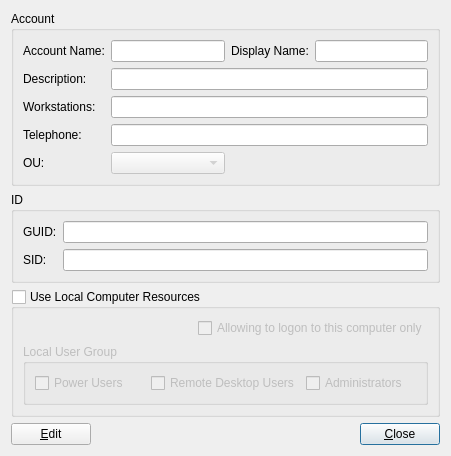
Above: src/usermanager/aduserinfo/aduserinfowidget.ui from ihehui/plugins before the change. Below: the same form after it.
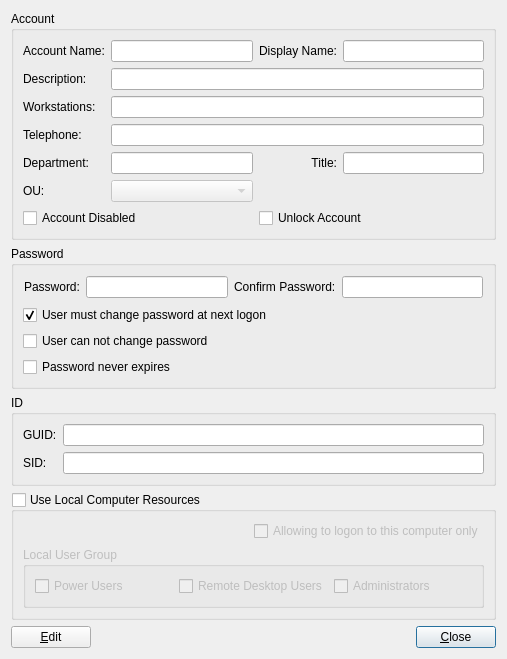
That is the form after the change.

Commit message: Update AD User Manager

Diff of the .ui file:
```diff
--- a/src/usermanager/aduserinfo/aduserinfowidget.ui
+++ b/src/usermanager/aduserinfo/aduserinfowidget.ui
@@ -6,8 +6,8 @@
    <rect>
     <x>0</x>
     <y>0</y>
-    <width>451</width>
-    <height>401</height>
+    <width>507</width>
+    <height>575</height>
    </rect>
   </property>
   <property name="windowTitle">
@@ -20,6 +20,13 @@
       <string>Account</string>
      </property>
      <layout class="QGridLayout" name="gridLayout">
+      <item row="6" column="2" colspan="2">
+       <widget class="QCheckBox" name="checkBoxUnlockAccount">
+        <property name="text">
+         <string>Unlock Account</string>
+        </property>
+       </widget>
+      </item>
       <item row="0" column="0">
        <widget class="QLabel" name="labelSAMAccountName">
         <property name="text">
@@ -42,6 +49,9 @@
         <property name="text">
          <string>Display Name:</string>
         </property>
+        <property name="alignment">
+         <set>Qt::AlignRight|Qt::AlignTrailing|Qt::AlignVCenter</set>
+        </property>
        </widget>
       </item>
       <item row="0" column="3">
@@ -105,24 +115,68 @@
         </property>
        </widget>
       </item>
-      <item row="4" column="0">
+      <item row="5" column="0">
        <widget class="QLabel" name="labelOU">
         <property name="text">
          <string>OU:</string>
         </property>
        </widget>
       </item>
-      <item row="4" column="1">
+      <item row="5" column="1">
        <widget class="QComboBox" name="comboBoxOU">
         <property name="enabled">
          <bool>false</bool>
         </property>
        </widget>
       </item>
+      <item row="6" column="0" colspan="2">
+       <widget class="QCheckBox" name="checkBoxAccountDisabled">
+        <property name="text">
+         <string>Account Disabled</string>
+        </property>
+       </widget>
+      </item>
+      <item row="4" column="0">
+       <widget class="QLabel" name="labelDepartment">
+        <property name="text">
+         <string>Department:</string>
+        </property>
+       </widget>
+      </item>
+      <item row="4" column="1">
+       <widget class="QLineEdit" name="lineEditDepartment">
+        <property name="toolTip">
+         <string>Department</string>
+        </property>
+        <property name="readOnly">
+         <bool>true</bool>
+        </property>
+       </widget>
+      </item>
+      <item row="4" column="2">
+       <widget class="QLabel" name="labelTitle">
+        <property name="text">
+         <string>Title:</string>
+        </property>
+        <property name="alignment">
+         <set>Qt::AlignRight|Qt::AlignTrailing|Qt::AlignVCenter</set>
+        </property>
+       </widget>
+      </item>
+      <item row="4" column="3">
+       <widget class="QLineEdit" name="lineEditTitle">
+        <property name="toolTip">
+         <string>Title</string>
+        </property>
+        <property name="readOnly">
+         <bool>true</bool>
+        </property>
+       </widget>
+      </item>
      </layout>
     </widget>
    </item>
-   <item row="1" column="0">
+   <item row="2" column="0">
     <widget class="QGroupBox" name="groupBoxID">
      <property name="title">
       <string>ID</string>
@@ -165,7 +219,7 @@
      </layout>
     </widget>
    </item>
-   <item row="2" column="0">
+   <item row="3" column="0">
     <widget class="QGroupBox" name="groupBoxUseLocalComputer">
      <property name="title">
       <string>Use Local Computer Resources</string>
@@ -230,7 +284,7 @@
      </layout>
     </widget>
    </item>
-   <item row="3" column="0">
+   <item row="4" column="0">
     <layout class="QHBoxLayout" name="horizontalLayout_2">
      <item>
       <widget class="QPushButton" name="pushButtonEdit">
@@ -267,6 +321,87 @@
      </item>
     </layout>
    </item>
+   <item row="1" column="0">
+    <widget class="QGroupBox" name="groupBoxPassword">
+     <property name="title">
+      <string>Password</string>
+     </property>
+     <layout class="QGridLayout" name="gridLayout_5">
+      <item row="1" column="0">
+       <widget class="QCheckBox" name="checkBoxUserMustChangePassword">
+        <property name="text">
+         <string>User must change password at next logon</string>
+        </property>
+        <property name="checked">
+         <bool>true</bool>
+        </property>
+       </widget>
+      </item>
+      <item row="2" column="0">
+       <widget class="QCheckBox" name="checkBoxUserCannotChangePassword">
+        <property name="text">
+         <string>User can not change password</string>
+        </property>
+       </widget>
+      </item>
+      <item row="0" column="0">
+       <widget class="QFrame" name="framePassword">
+        <property name="frameShape">
+         <enum>QFrame::NoFrame</enum>
+        </property>
+        <property name="frameShadow">
+         <enum>QFrame::Raised</enum>
+        </property>
+        <layout class="QHBoxLayout" name="horizontalLayout_3">
+         <property name="leftMargin">
+          <number>1</number>
+         </property>
+         <property name="topMargin">
+          <number>1</number>
+         </property>
+         <property name="rightMargin">
+          <number>1</number>
+         </property>
+         <property name="bottomMargin">
+          <number>1</number>
+         </property>
+         <item>
+          <widget class="QLabel" name="labelPassword">
+           <property name="text">
+            <string>Password:</string>
+           </property>
+          </widget>
+         </item>
+         <item>
+          <widget class="QLineEdit" name="lineEditPassword">
+           <property name="echoMode">
+            <enum>QLineEdit::Password</enum>
+           </property>
+          </widget>
+         </item>
+         <item>
+          <widget class="QLabel" name="labelConfirmPassword">
+           <property name="text">
+            <string>Confirm Password:</string>
+           </property>
+          </widget>
+         </item>
+         <item>
+          <widget class="QLineEdit" name="lineEditConfirmPassword"/>
+         </item>
+        </layout>
+       </widget>
+      </item>
+      <item row="3" column="0">
+       <widget class="QCheckBox" name="checkBoxPasswordNeverExpires">
+        <property name="text">
+         <string>Password never expires</string>
+        </property>
+       </widget>
+      </item>
+     </layout>
+    </widget>
+   </item>
   </layout>
  </widget>
  <resources/>
```
The commit also changes 11 other files.
